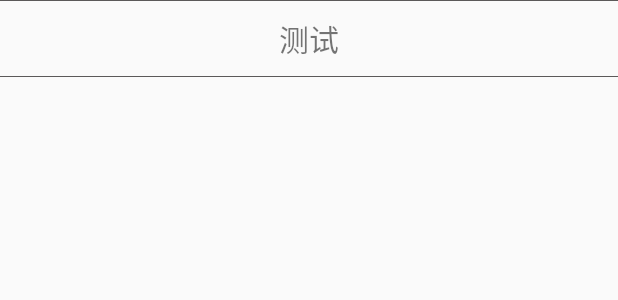
After one commit to EllforS/ATools, an Android app: the layout listitem_footer.xml on its own in the app's theme, with its tools: preview values and no code run, on a phone screen of 412 x 824 dp. The commit adds this screen. Shown: the top 300 px of the screen. Run offline under Robolectric (Android 15) with nearby library versions, the phone set to English and light mode, and no system bars.

Commit message:
commit v1.4

```diff
--- a/app/src/main/java/com/ellfors/atools/MainActivity.java
+++ b/app/src/main/java/com/ellfors/atools/MainActivity.java
@@ -88,7 +88,7 @@ public class MainActivity extends BaseActivity
     private List<String> getData()
     {
         List<String> list = new ArrayList<>();
-        for(int i = 0 ; i < 21 ; i ++)
+        for(int i = 0 ; i < 20 ; i ++)
         {
             list.add("第" + (i+1) + "条");
         }
--- /dev/null
+++ b/app/src/main/res/layout/listitem_footer.xml
@@ -0,0 +1,27 @@
+<?xml version="1.0" encoding="utf-8"?>
+<LinearLayout
+    xmlns:android="http://schemas.android.com/apk/res/android"
+    android:layout_width="match_parent"
+    android:layout_height="wrap_content"
+    android:orientation="vertical">
+
+    <View
+        android:background="#5b5959"
+        android:layout_width="match_parent"
+        android:layout_height="1px"/>
+
+    <TextView
+        android:id="@+id/item_footer"
+        android:text="测试"
+        android:textSize="20dp"
+        android:gravity="center"
+        android:padding="10dp"
+        android:layout_width="match_parent"
+        android:layout_height="wrap_content"/>
+
+    <View
+        android:background="#5b5959"
+        android:layout_width="match_parent"
+        android:layout_height="1px"/>
+
+</LinearLayout>
```
Also changed, not shown: app/src/main/java/com/ellfors/atools/MyAdapter.java (+30 -60 lines), app/src/main/res/layout/listitem_header.xml (added, +27 -0 lines).
